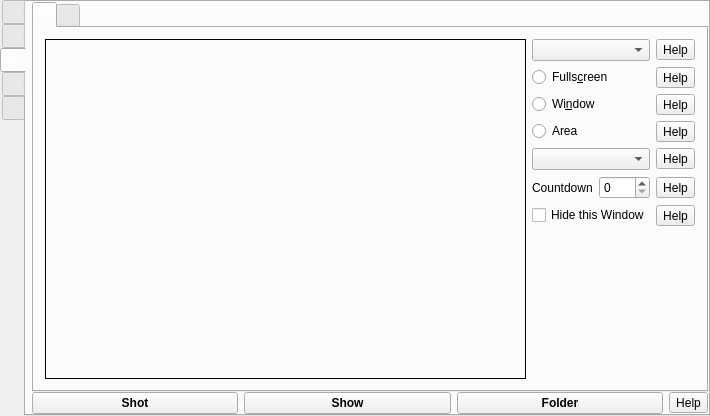
The window that src/formMainWindow.ui (vkohaupt/vokoscreenNG) describes before a commit, drawn with Qt 5.
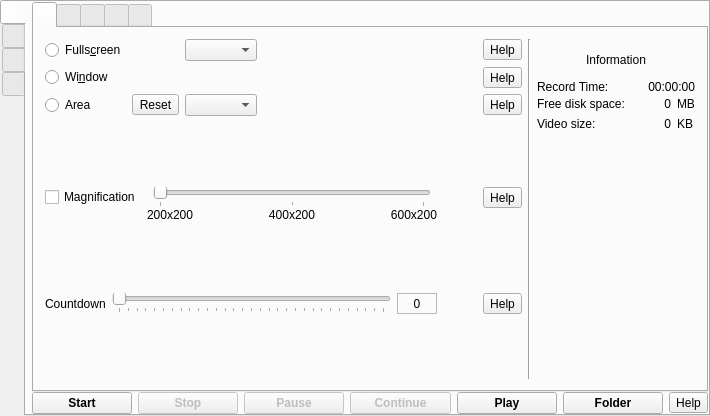
The same window after the commit. The open tabs and pages were chosen to show the change. Icons and pictures are not drawn.

Commit message: delete screenshot sourcecode

```diff
--- a/src/formMainWindow.ui
+++ b/src/formMainWindow.ui
@@ -2080,332 +2080,6 @@
         </property>
        </layout>
       </widget>
-      <widget class="QWidget" name="tabSidebarScreenshot">
-       <property name="toolTip">
-        <string notr="true"/>
-       </property>
-       <attribute name="title">
-        <string notr="true"/>
-       </attribute>
-       <attribute name="toolTip">
-        <string notr="true">Screenshot</string>
-       </attribute>
-       <layout class="QVBoxLayout" name="verticalLayout_15">
-        <property name="spacing">
-         <number>0</number>
-        </property>
-        <property name="leftMargin">
-         <number>6</number>
-        </property>
-        <property name="topMargin">
-         <number>0</number>
-        </property>
-        <property name="rightMargin">
-         <number>0</number>
-        </property>
-        <property name="bottomMargin">
-         <number>0</number>
-        </property>
-        <item>
-         <widget class="QTabWidget" name="tabWidgetScreenshot">
-          <property name="currentIndex">
-           <number>0</number>
-          </property>
-          <property name="iconSize">
-           <size>
-            <width>48</width>
-            <height>48</height>
-           </size>
-          </property>
-          <widget class="QWidget" name="tabScreenshotScreen">
-           <attribute name="title">
-            <string notr="true"/>
-           </attribute>
-           <layout class="QHBoxLayout" name="horizontalLayout_15" stretch="2,0">
-            <property name="sizeConstraint">
-             <enum>QLayout::SetNoConstraint</enum>
-            </property>
-            <item>
-             <widget class="QLabel" name="labelScreenShotPicture">
-              <property name="sizePolicy">
-               <sizepolicy hsizetype="Ignored" vsizetype="Ignored">
-                <horstretch>0</horstretch>
-                <verstretch>0</verstretch>
-               </sizepolicy>
-              </property>
-              <property name="frameShape">
-               <enum>QFrame::Panel</enum>
-              </property>
-              <property name="frameShadow">
-               <enum>QFrame::Plain</enum>
-              </property>
-              <property name="text">
-               <string notr="true"/>
-              </property>
-             </widget>
-            </item>
-            <item>
-             <layout class="QVBoxLayout" name="verticalLayout_3">
-              <property name="sizeConstraint">
-               <enum>QLayout::SetNoConstraint</enum>
-              </property>
-              <item>
-               <layout class="QHBoxLayout" name="horizontalLayout_5">
-                <item>
-                 <widget class="QComboBox" name="comboBoxScreenshotScreen">
-                  <property name="sizePolicy">
-                   <sizepolicy hsizetype="Minimum" vsizetype="Fixed">
-                    <horstretch>0</horstretch>
-                    <verstretch>0</verstretch>
-                   </sizepolicy>
-                  </property>
-                 </widget>
-                </item>
-                <item>
-                 <widget class="QToolButton" name="toolButtonHelpScreenshotScreen">
-                  <property name="toolTip">
-                   <string notr="true"/>
-                  </property>
-                  <property name="text">
-                   <string notr="true">Help</string>
-                  </property>
-                 </widget>
-                </item>
-               </layout>
-              </item>
-              <item>
-               <layout class="QHBoxLayout" name="horizontalLayout_37">
-                <item>
-                 <widget class="QRadioButton" name="radioButtonScreenshotFullscreen">
-                  <property name="text">
-                   <string notr="true">Fulls&amp;creen</string>
-                  </property>
-                 </widget>
-                </item>
-                <item>
-                 <widget class="QToolButton" name="toolButtonHelpScreenshotFullscreen">
-                  <property name="text">
-                   <string notr="true">Help</string>
-                  </property>
-                 </widget>
-                </item>
-               </layout>
-              </item>
-              <item>
-               <layout class="QHBoxLayout" name="horizontalLayout_38">
-                <item>
-                 <widget class="QRadioButton" name="radioButtonScreenshotWindow">
-                  <property name="text">
-                   <string notr="true">Wi&amp;ndow</string>
-                  </property>
-                 </widget>
-                </item>
-                <item>
-                 <widget class="QToolButton" name="toolButtonHelpScreenshotWindow">
-                  <property name="text">
-                   <string notr="true">Help</string>
-                  </property>
-                 </widget>
-                </item>
-               </layout>
-              </item>
-              <item>
-               <layout class="QHBoxLayout" name="horizontalLayout_39">
-                <item>
-                 <widget class="QRadioButton" name="radioButtonScreenshotArea">
-                  <property name="text">
-                   <string>Area</string>
-                  </property>
-                 </widget>
-                </item>
-                <item>
-                 <widget class="QToolButton" name="toolButtonHelpScreenshotArea">
-                  <property name="text">
-                   <string notr="true">Help</string>
-                  </property>
-                 </widget>
-                </item>
-               </layout>
-              </item>
-              <item>
-               <layout class="QHBoxLayout" name="horizontalLayout_40">
-                <item>
-                 <widget class="QComboBox" name="comboBoxScreenshotFormat"/>
-                </item>
-                <item>
-                 <widget class="QToolButton" name="toolButtonHelpScreenshotSuffix">
-                  <property name="text">
-                   <string notr="true">Help</string>
-                  </property>
-                 </widget>
-                </item>
-               </layout>
-              </item>
-              <item>
-               <layout class="QHBoxLayout" name="horizontalLayout_18">
-                <item>
-                 <widget class="QLabel" name="labelScreenShotCountdown">
-                  <property name="text">
-                   <string>Countdown</string>
-                  </property>
-                  <property name="alignment">
-                   <set>Qt::AlignLeading|Qt::AlignLeft|Qt::AlignVCenter</set>
-                  </property>
-                 </widget>
-                </item>
-                <item>
-                 <widget class="QSpinBox" name="spinBoxScreenshotCountDown"/>
-                </item>
-                <item>
-                 <widget class="QToolButton" name="toolButtonHelpScreenshotCountdown">
-                  <property name="text">
-                   <string notr="true">Help</string>
-                  </property>
-                 </widget>
-                </item>
-               </layout>
-              </item>
-              <item>
-               <layout class="QHBoxLayout" name="horizontalLayout_41">
-                <item>
-                 <widget class="QCheckBox" name="checkBoxScreenshotHideThisWindow">
-                  <property name="text">
-                   <string>Hide this Window</string>
-                  </property>
-                 </widget>
-                </item>
-                <item>
-                 <widget class="QToolButton" name="toolButtonHelpScreenshotHideThisWindow">
-                  <property name="text">
-                   <string notr="true">Help</string>
-                  </property>
-                 </widget>
-                </item>
-               </layout>
-              </item>
-              <item>
-               <spacer name="verticalSpacer_11">
-                <property name="orientation">
-                 <enum>Qt::Vertical</enum>
-                </property>
-                <property name="sizeHint" stdset="0">
-                 <size>
-                  <width>20</width>
-                  <height>40</height>
-                 </size>
-                </property>
-               </spacer>
-              </item>
-             </layout>
-            </item>
-           </layout>
-          </widget>
-          <widget class="QWidget" name="tabScreenshotMisc">
-           <attribute name="title">
-            <string notr="true"/>
-           </attribute>
-           <layout class="QVBoxLayout" name="verticalLayout_20">
-            <item>
-             <layout class="QGridLayout" name="gridLayout_2">
-              <item row="0" column="1">
-               <widget class="QLineEdit" name="lineEditPicturePath">
-                <property name="readOnly">
-                 <bool>true</bool>
-                </property>
-               </widget>
-              </item>
-              <item row="0" column="0">
-               <widget class="QLabel" name="labelPicturePath">
-                <property name="text">
-                 <string>Picturepath</string>
-                </property>
-               </widget>
-              </item>
-              <item row="0" column="2">
-               <widget class="QToolButton" name="toolButtonPicturePath">
-                <property name="text">
-                 <string notr="true">...</string>
-                </property>
-               </widget>
-              </item>
-              <item row="0" column="3">
-               <widget class="QToolButton" name="toolButtonHelpScreenShotMiscPath">
-                <property name="text">
-                 <string notr="true">Help</string>
-                </property>
-               </widget>
-              </item>
-             </layout>
-            </item>
-            <item>
-             <spacer name="verticalSpacer_7">
-              <property name="orientation">
-               <enum>Qt::Vertical</enum>
-              </property>
-              <property name="sizeHint" stdset="0">
-               <size>
-                <width>20</width>
-                <height>40</height>
-               </size>
-              </property>
-             </spacer>
-            </item>
-           </layout>
-          </widget>
-         </widget>
-        </item>
-        <item>
-         <layout class="QHBoxLayout" name="horizontalLayout_17">
-          <item>
-           <widget class="QPushButton" name="pushButtonScreenshotShot">
-            <property name="font">
-             <font>
-              <weight>75</weight>
-              <bold>true</bold>
-             </font>
-            </property>
-            <property name="text">
-             <string>Shot</string>
-            </property>
-           </widget>
-          </item>
-          <item>
-           <widget class="QPushButton" name="pushButtonScreenshotShow">
-            <property name="font">
-             <font>
-              <weight>75</weight>
-              <bold>true</bold>
-             </font>
-            </property>
-            <property name="text">
-             <string>Show</string>
-            </property>
-           </widget>
-          </item>
-          <item>
-           <widget class="QPushButton" name="pushButtonScreenShotOpenFolder">
-            <property name="font">
-             <font>
-              <weight>75</weight>
-              <bold>true</bold>
-             </font>
-            </property>
-            <property name="text">
-             <string>Folder</string>
-            </property>
-           </widget>
-          </item>
-          <item>
-           <widget class="QToolButton" name="toolButtonHelpScreenshotExecute">
-            <property name="text">
-             <string notr="true">Help</string>
-            </property>
-           </widget>
-          </item>
-         </layout>
-        </item>
-       </layout>
-      </widget>
       <widget class="QWidget" name="tabSidebarCamera">
        <property name="toolTip">
         <string notr="true"/>
```
Left out of the diff: 27 changed lines with no effect on the pictures. The commit also changes 6 other files.
